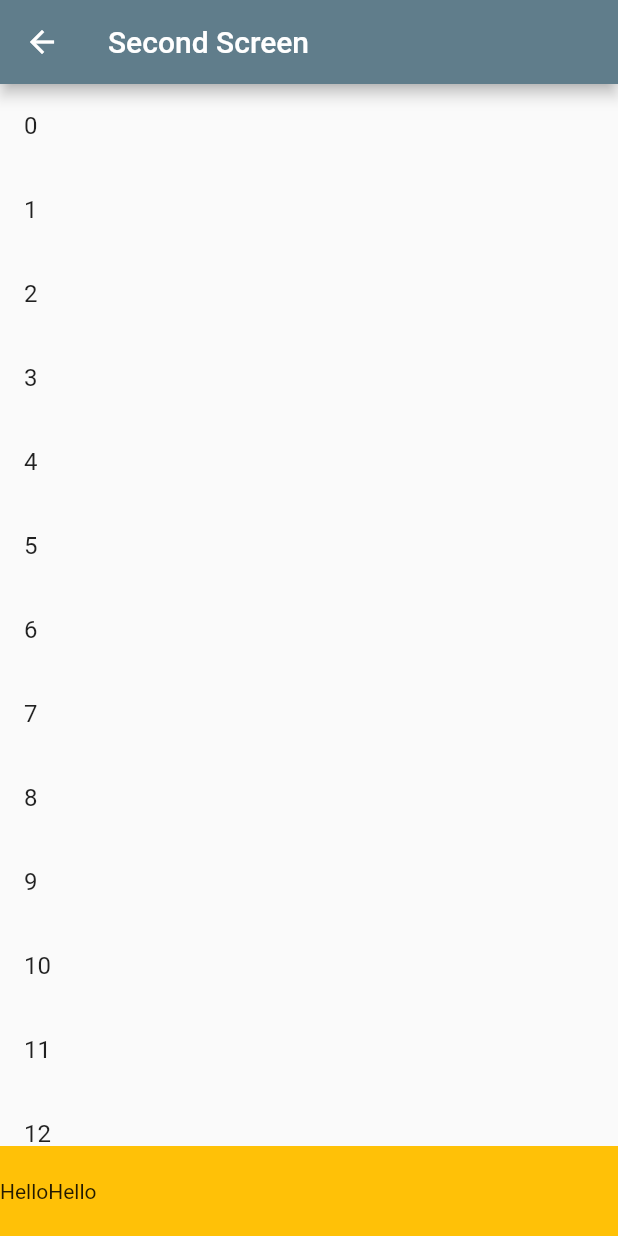
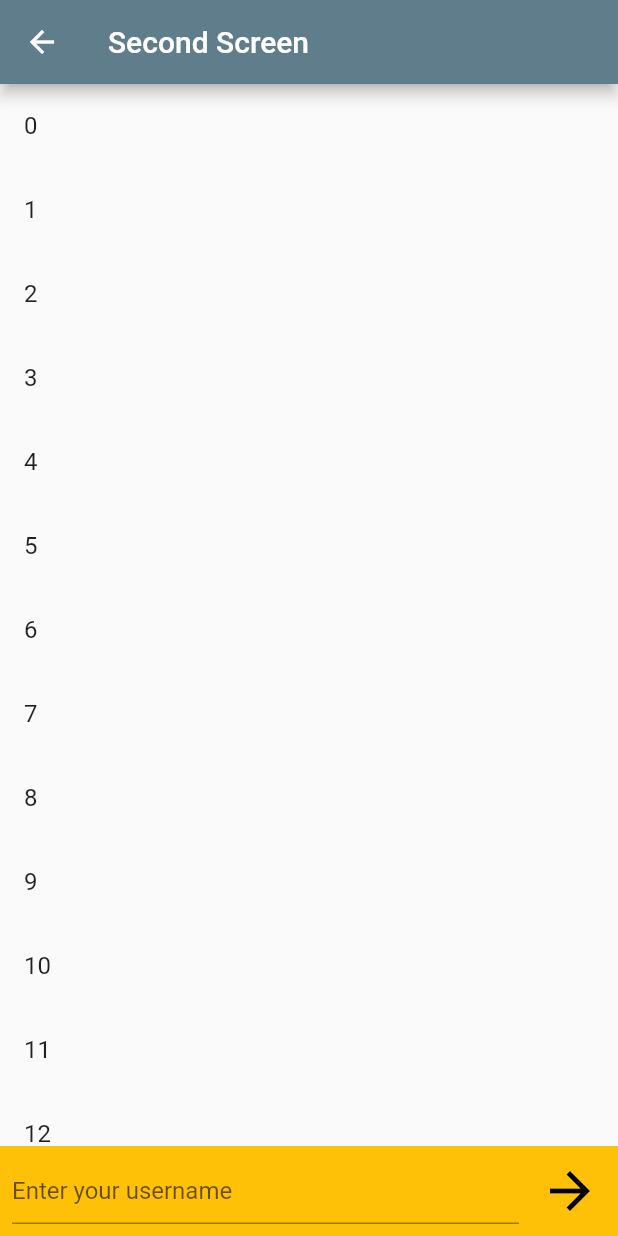
Before and after one commit to matheusgm/Learning-Flutter-Tools, a Flutter app: the SecondScreen screen opened by its route, on a phone screen of 412 x 824 dp. Run offline on Flutter 3.47's test engine with Material 2 defaults, Android fonts, the phone set to English and light mode, and no system bars.

Commit message:
textfiled and send button layout

```diff
--- a/lib/widget/messenger.dart
+++ b/lib/widget/messenger.dart
@@ -23,11 +23,42 @@ class Messenger extends StatelessWidget {
             decoration: const BoxDecoration(
               color: Colors.amber,
             ),
-            child: Row(
-              children: const [
-                Text("Hello"),
-                Text("Hello"),
-              ],
+            child: Padding(
+              padding: const EdgeInsets.all(8.0),
+              child: Center(
+                child: Row(
+                  children: [
+                    const Expanded(
+                      child: DecoratedBox(
+                        decoration: BoxDecoration(
+                          color: Colors.transparent,
+                        ),
+                        child: TextField(
+                          decoration: InputDecoration(
+                            border: UnderlineInputBorder(),
+                            labelText: 'Enter your username',
+                          ),
+                        ),
+                      ),
+                    ),
+                    const SizedBox(
+                      width: 10,
+                    ),
+                    DecoratedBox(
+                      decoration: const BoxDecoration(
+                        color: Colors.transparent,
+                      ),
+                      child: IconButton(
+                        padding: EdgeInsets.zero,
+                        icon: const Icon(Icons.arrow_forward),
+                        color: Colors.black,
+                        iconSize: 40.0,
+                        onPressed: () {},
+                      ),
+                    ),
+                  ],
+                ),
+              ),
             ),
           ),
         )
```
